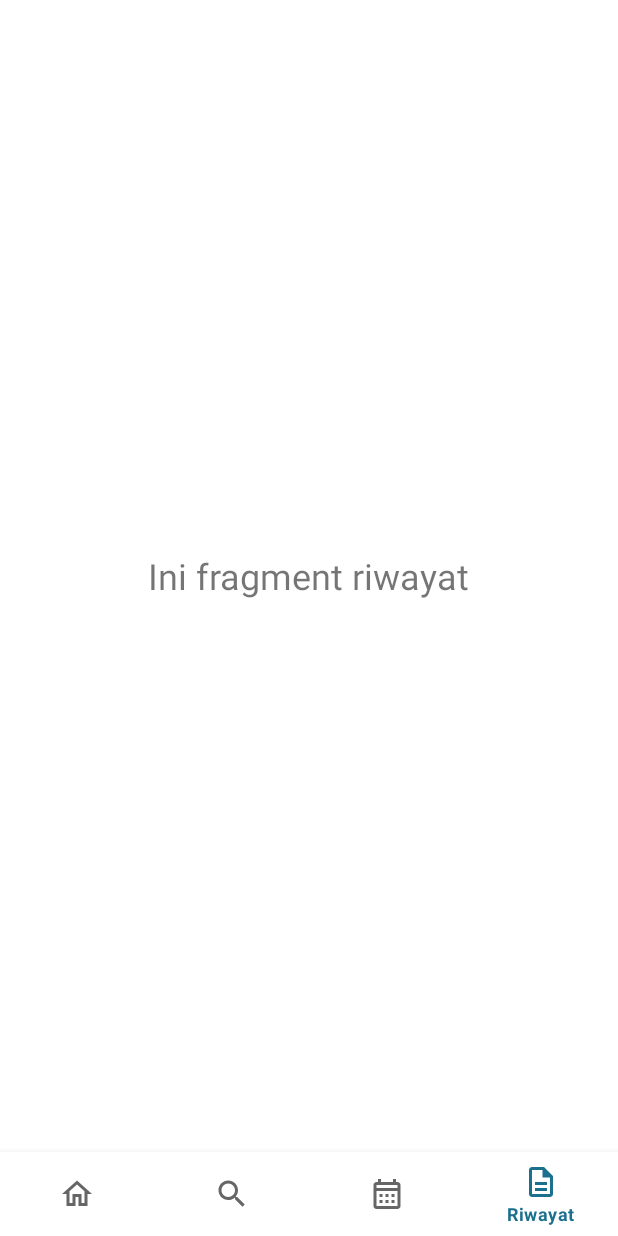
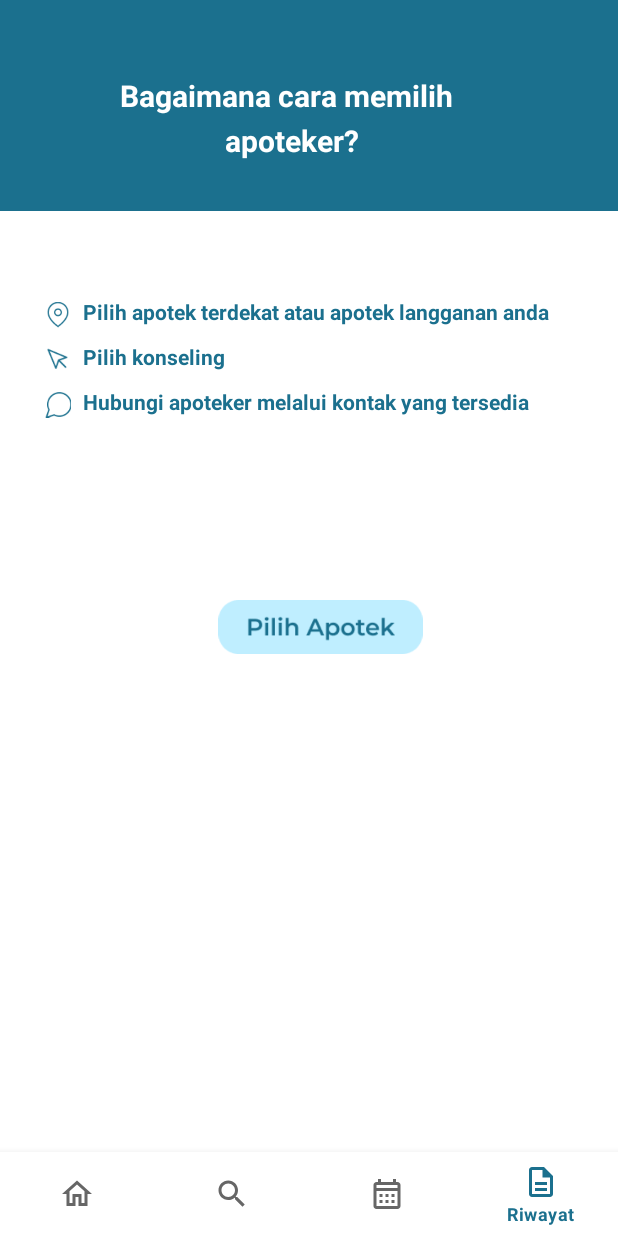
Before and after one commit to flanker0507/aplikasi-meddy, an Android app: the BerandaFragment screen opened directly, with no data from a screen before it, item 4 of the bottom bar chosen, on a phone screen of 412 x 824 dp. Run offline under Robolectric (Android 15) with nearby library versions, the phone set to English and light mode, and no system bars.

Commit message:
menambahkan fragment input , kebijakan privasi, update profil , fragment riwatat m img 114-125

```diff
--- a/app/src/main/res/layout/fragment_kebijakan_privasi.xml
+++ b/app/src/main/res/layout/fragment_kebijakan_privasi.xml
@@ -66,7 +66,7 @@
         android:layout_height="wrap_content"
         android:layout_marginLeft="40dp"
         android:layout_marginTop="455dp"
-        android:text="Data yang kami kumpulkan akan digunakan secara eksklusif untuk memberikan layanan kesehatan yang diminta oleh pengguna. Kami tidak akan menggunakan atau mengungkapkan data pengguna tanpa persetujuan mereka, kecuali jika diwajibkan oleh hukum."
+        android:text="Kami akan mengambil langkah-langkah yang wajar untuk melindungi data pribadi pengguna dari akses, penggunaan, atau pengungkapan yang tidak sah. Kami akan menggunakan metode keamanan teknis dan organisasi yang sesuai untuk melindungi data."
         android:textSize="13sp"
         android:textColor="#000000"/>
 </FrameLayout>
--- a/app/src/main/res/layout/fragment_riwayat.xml
+++ b/app/src/main/res/layout/fragment_riwayat.xml
@@ -1,16 +1,102 @@
 <?xml version="1.0" encoding="utf-8"?>
 <FrameLayout xmlns:android="http://schemas.android.com/apk/res/android"
+    xmlns:app="http://schemas.android.com/apk/res-auto"
     xmlns:tools="http://schemas.android.com/tools"
     android:layout_width="match_parent"
     android:layout_height="match_parent"
     tools:context=".KonsultasiFragment">
 
-    <!-- TODO: Update blank fragment layout -->
+    <ImageView
+        android:id="@+id/imageView81"
+        android:layout_width="wrap_content"
+        android:layout_height="153dp"
+        android:layout_marginTop="-10dp"
+        android:src="@drawable/img_122" />
+
     <TextView
+        android:id="@+id/textView57"
+        android:layout_width="250dp"
+        android:layout_height="wrap_content"
+        android:text="Bagaimana cara memilih"
+        android:textSize="20sp"
+        android:textStyle="bold"
+        android:textColor="@color/white"
+        android:layout_marginLeft="80dp"
+        android:layout_marginTop="50dp"/>
+
+    <TextView
+        android:id="@+id/textView58"
+        android:layout_width="100dp"
+        android:layout_height="wrap_content"
+        android:text="apoteker?"
+        android:textSize="20sp"
+        android:textStyle="bold"
+        android:textColor="@color/white"
+        android:layout_marginLeft="150dp"
+        android:layout_marginTop="80dp"/>
+
+    <TextView
+        android:id="@+id/textView59"
         android:layout_width="wrap_content"
         android:layout_height="wrap_content"
-        android:text="Ini fragment riwayat"
-        android:textSize="24sp"
-        android:layout_gravity="center"/>
+        android:layout_marginLeft="55dp"
+        android:layout_marginTop="198dp"
+        android:text="Pilih apotek terdekat atau apotek langganan anda "
+        android:textColor="#1B708E"
+        android:textSize="14sp"
+        android:textStyle="bold" />
 
+    <ImageView
+        android:id="@+id/imageView97"
+        android:layout_width="17dp"
+        android:layout_height="23dp"
+        android:src="@drawable/img_123"
+        android:layout_marginLeft="30dp"
+        android:layout_marginTop="198dp"/>
+
+    <TextView
+        android:id="@+id/textView60"
+        android:layout_width="wrap_content"
+        android:layout_height="wrap_content"
+        android:layout_marginLeft="55dp"
+        android:layout_marginTop="228dp"
+        android:text="Pilih konseling"
+        android:textColor="#1B708E"
+        android:textSize="14sp"
+        android:textStyle="bold" />
+
+    <ImageView
+        android:id="@+id/imageView98"
+        android:layout_width="17dp"
+        android:layout_height="23dp"
+        android:src="@drawable/img_124"
+        android:layout_marginLeft="30dp"
+        android:layout_marginTop="228dp"/>
+
+    <TextView
+        android:id="@+id/textView61"
+        android:layout_width="wrap_content"
+        android:layout_height="wrap_content"
+        android:layout_marginLeft="55dp"
+        android:layout_marginTop="258dp"
+        android:text="Hubungi apoteker melalui kontak yang tersedia"
+        android:textColor="#1B708E"
+        android:textSize="14sp"
+        android:textStyle="bold" />
+
+    <ImageView
+        android:id="@+id/imageView99"
+        android:layout_width="17dp"
+        android:layout_height="23dp"
+        android:src="@drawable/img_125"
+        android:layout_marginLeft="30dp"
+        android:layout_marginTop="258dp"/>
+
+    <ImageView
+        android:id="@+id/imageView96"
+        android:layout_width="167dp"
+        android:layout_height="36dp"
+        android:layout_marginLeft="130dp"
+        android:layout_marginTop="400dp"
+        android:src="@drawable/img_121" />
 </FrameLayout>
```
Also changed, not shown: app/src/main/java/com/example/aplikasimeddy/RincianFragment.kt (added, +59 -0 lines), app/src/main/res/layout/fragment_input_jadwal.xml (+49 -1 lines), app/src/main/res/layout/fragment_profil.xml (+5 -5 lines), app/src/main/res/layout/fragment_rincian.xml (added, +147 -0 lines), app/src/main/res/drawable/img_114.png (added), app/src/main/res/drawable/img_115.png (added), app/src/main/res/drawable/img_116.png (added), app/src/main/res/drawable/img_117.png (added), app/src/main/res/drawable/img_118.png (added), app/src/main/res/drawable/img_119.png (added), app/src/main/res/drawable/img_120.png (added), app/src/main/res/drawable/img_121.png (added), app/src/main/res/drawable/img_122.png (added), app/src/main/res/drawable/img_123.png (added), 2 more files.
